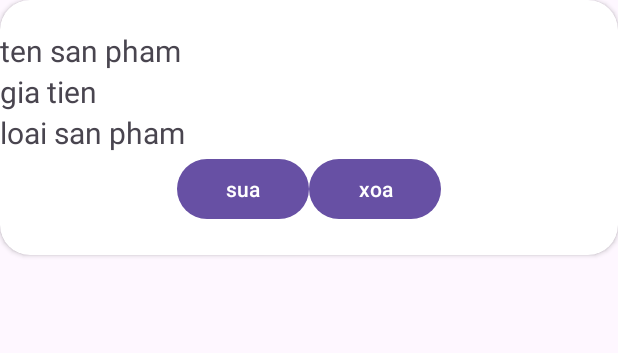
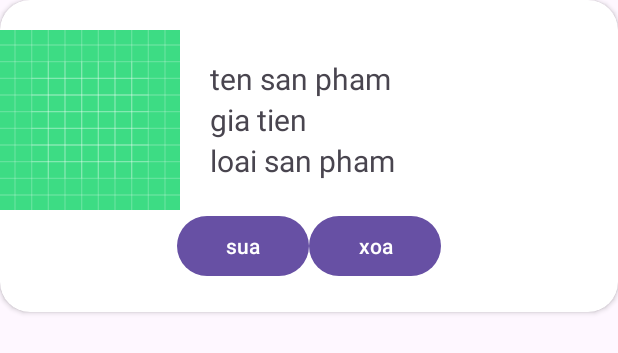
Before and after one commit to tungktph27526/ASSMAndroidNetworking, an Android app: the layout item_product.xml on its own in the app's theme, with its tools: preview values and no code run, on a phone screen of 412 x 824 dp. Shown: the top 353 px of the screen. Run offline under Robolectric (Android 15) with nearby library versions, the phone set to English and light mode, and no system bars.

Commit message:
ASSM2_ANDROIDNETWORKING

```diff
--- a/app/src/main/java/com/example/assmandroid/ApiService.java
+++ b/app/src/main/java/com/example/assmandroid/ApiService.java
@@ -17,7 +17,7 @@ import retrofit2.http.Path;
 public interface ApiService {
     Gson gson = new GsonBuilder().setDateFormat("dd-MM-yyyy").create();
     ApiService apiService = new Retrofit.Builder()
-            .baseUrl("http://10.24.24.50:8080/")
+            .baseUrl("http://192.168.1.7:8080/")
             .addConverterFactory(GsonConverterFactory.create(gson))
             .build()
             .create(ApiService.class);
--- a/app/src/main/java/com/example/assmandroid/ProductAdapter.java
+++ b/app/src/main/java/com/example/assmandroid/ProductAdapter.java
@@ -4,11 +4,14 @@ import android.view.LayoutInflater;
 import android.view.View;
 import android.view.ViewGroup;
 import android.widget.Button;
+import android.widget.ImageView;
 import android.widget.RelativeLayout;
 import android.widget.TextView;
 
 import androidx.annotation.NonNull;
 import androidx.recyclerview.widget.RecyclerView;
+
+import com.squareup.picasso.Picasso;
 
 import java.util.List;
 
@@ -43,6 +46,7 @@ public class ProductAdapter extends RecyclerView.Adapter<ProductAdapter.ViewHold
         holder.tvNameProduct.setText(product.getName());
         holder.tvPriceProduct.setText(String.valueOf(product.getPrice()));
         holder.tvDescriptionProduct.setText(product.getDescription());
+        Picasso.get().load(product.getImage()).into(holder.imImage);
         holder.btnSua.setOnClickListener(v ->{
             callback.Edit(product);
         });
@@ -64,12 +68,14 @@ public class ProductAdapter extends RecyclerView.Adapter<ProductAdapter.ViewHold
         private TextView tvDescriptionProduct;
         private Button btnSua;
         private Button btnXoa;
+        private ImageView imImage;
 
         public ViewHolder(@NonNull View itemView) {
             super(itemView);
             relyProduct = (RelativeLayout) itemView.findViewById(R.id.rely_product);
             tvNameProduct = (TextView) itemView.findViewById(R.id.tv_nameProduct);
             tvPriceProduct = (TextView) itemView.findViewById(R.id.tv_priceProduct);
+            imImage = (ImageView) itemView.findViewById(R.id.im_image);
             tvDescriptionProduct = (TextView) itemView.findViewById(R.id.tv_descriptionProduct);
             btnSua = (Button) itemView.findViewById(R.id.btn_sua);
             btnXoa = (Button) itemView.findViewById(R.id.btn_xoa);
--- a/app/src/main/res/layout/dialog_add.xml
+++ b/app/src/main/res/layout/dialog_add.xml
@@ -23,6 +23,11 @@
         android:hint="description"
         android:layout_width="match_parent"
         android:layout_height="wrap_content"/>
+    <EditText
+        android:id="@+id/ed_anh"
+        android:hint="anh"
+        android:layout_width="match_parent"
+        android:layout_height="wrap_content"/>
     <LinearLayout
         android:layout_width="match_parent"
         android:layout_height="wrap_content"
--- a/app/src/main/res/layout/dialog_sua_product.xml
+++ b/app/src/main/res/layout/dialog_sua_product.xml
@@ -23,6 +23,11 @@
         android:hint="description"
         android:layout_width="match_parent"
         android:layout_height="wrap_content"/>
+    <EditText
+        android:id="@+id/ed_anh"
+        android:hint="anh"
+        android:layout_width="match_parent"
+        android:layout_height="wrap_content"/>
     <LinearLayout
         android:layout_width="match_parent"
         android:layout_height="wrap_content"
--- a/app/src/main/res/layout/item_product.xml
+++ b/app/src/main/res/layout/item_product.xml
@@ -12,8 +12,24 @@
             android:layout_marginTop="20dp"
             android:layout_marginBottom="20dp"
             android:layout_width="match_parent"
-                android:layout_height="130dp"
+            android:layout_height="wrap_content"
             android:orientation="vertical">
+            <LinearLayout
+                android:layout_width="match_parent"
+                android:layout_height="wrap_content"
+                android:orientation="horizontal">
+                <ImageView
+                    android:id="@+id/im_image"
+                    android:layout_width="120dp"
+                    android:layout_height="120dp"
+                    android:src="@drawable/ic_launcher_background"/>
+                <LinearLayout
+                    android:layout_width="match_parent"
+                    android:layout_height="wrap_content"
+                    android:orientation="vertical"
+                    android:gravity="center"
+                    android:layout_gravity="center"
+                    android:layout_marginLeft="20dp">
                     <TextView
                         android:id="@+id/tv_nameProduct"
                         android:layout_width="match_parent"
@@ -35,6 +51,8 @@
                         android:text="loai san pham"
                         android:textSize="20sp"
                         />
+                </LinearLayout>
+            </LinearLayout>
             <LinearLayout
                 android:layout_width="match_parent"
                 android:layout_height="wrap_content"
@@ -51,10 +69,7 @@
                     android:layout_height="wrap_content"
                     android:text="xoa"/>
             </LinearLayout>
-
         </LinearLayout>
-
-
     </RelativeLayout>
 
 </androidx.cardview.widget.CardView>
```
Also changed, not shown: app/src/main/java/com/example/assmandroid/MainActivity.java (+15 -4 lines), app/src/main/java/com/example/assmandroid/ProductModel.java (+12 -1 lines), 1 other file. Lines whose indentation alone changed are shown as unchanged.
